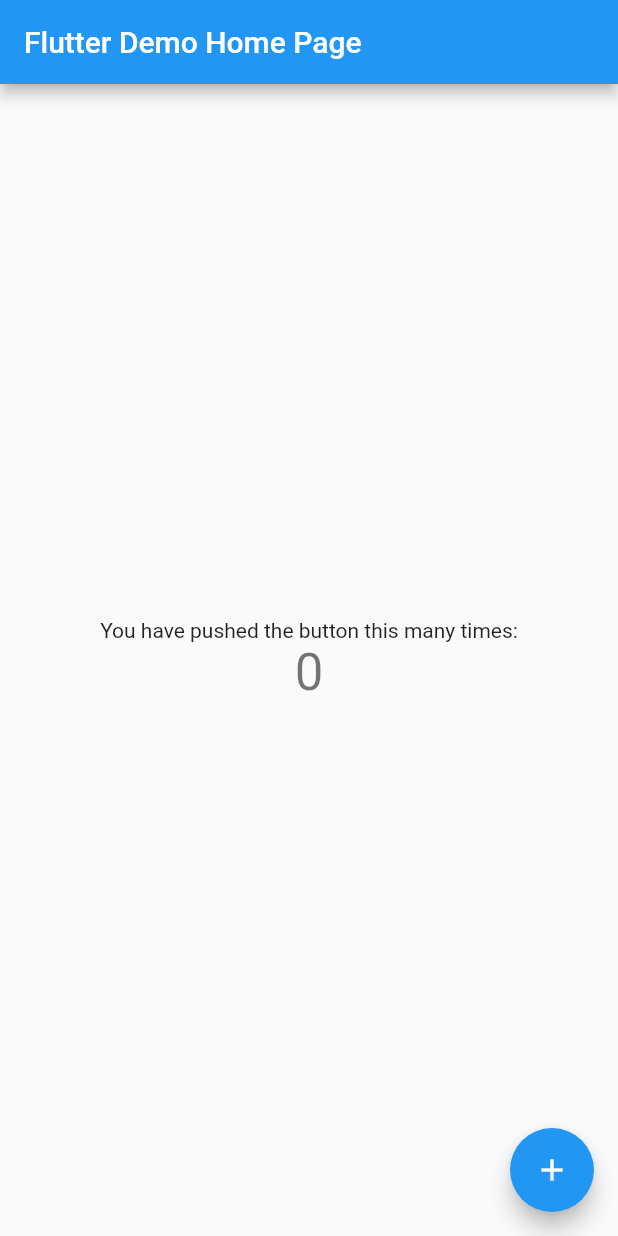
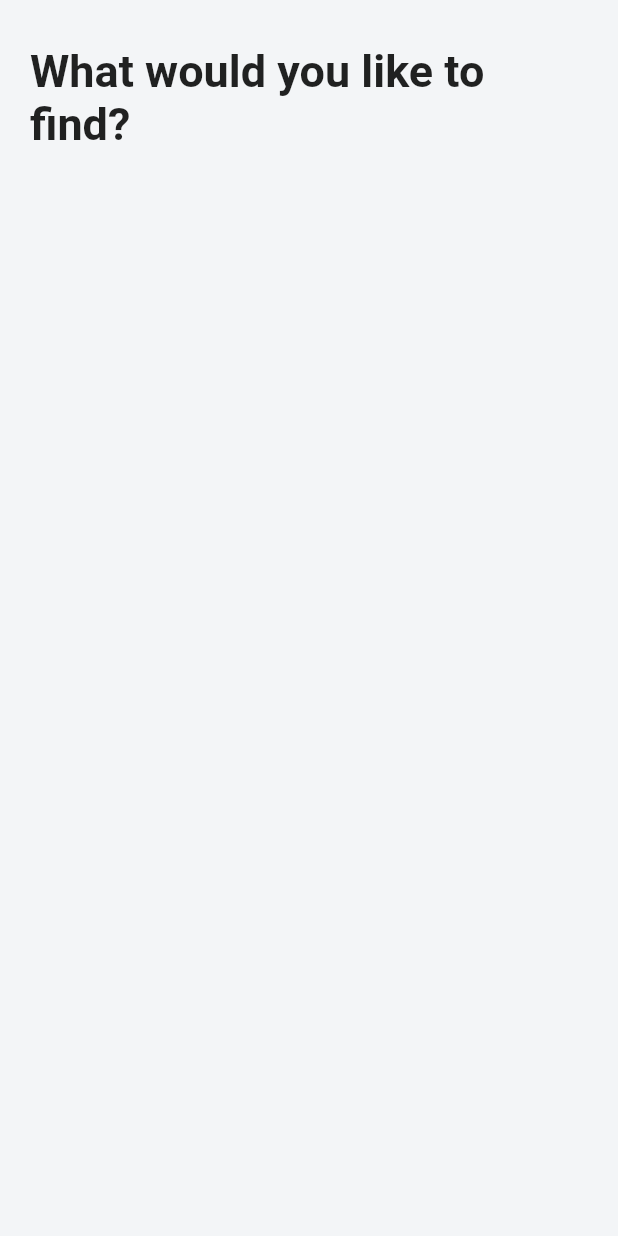
Before and after one commit to paulzay/travelui, a Flutter app: the screen it shows after launch, on a phone screen of 412 x 824 dp. Run offline on Flutter 3.47's test engine with Material 2 defaults, Android fonts, the light colour scheme and no system bars.

Commit message:
build banner text in list widget

```diff
--- a/lib/main.dart
+++ b/lib/main.dart
@@ -1,113 +1,20 @@
 import 'package:flutter/material.dart';
+import './screens/home_screen.dart';
 
-void main() {
-  runApp(MyApp());
-}
+void main() => runApp(Myapp());
 
-class MyApp extends StatelessWidget {
-  // This widget is the root of your application.
+class Myapp extends StatelessWidget {
   @override
   Widget build(BuildContext context) {
     return MaterialApp(
-      title: 'Flutter Demo',
+      title: 'Flutter Travel UI',
+      debugShowCheckedModeBanner: false,
       theme: ThemeData(
-        // This is the theme of your application.
-        //
-        // Try running your application with "flutter run". You'll see the
-        // application has a blue toolbar. Then, without quitting the app, try
-        // changing the primarySwatch below to Colors.green and then invoke
-        // "hot reload" (press "r" in the console where you ran "flutter run",
-        // or simply save your changes to "hot reload" in a Flutter IDE).
-        // Notice that the counter didn't reset back to zero; the application
-        // is not restarted.
-        primarySwatch: Colors.blue,
+        primaryColor: Color(0xFF3EBACE),
+        accentColor: Color(0xFFD8ECF1),
+        scaffoldBackgroundColor: Color(0xFFF3F5F7),
       ),
-      home: MyHomePage(title: 'Flutter Demo Home Page'),
+      home: HomeScreen(),
     );
   }
 }
-
-class MyHomePage extends StatefulWidget {
-  MyHomePage({Key key, this.title}) : super(key: key);
-
-  // This widget is the home page of your application. It is stateful, meaning
-  // that it has a State object (defined below) that contains fields that affect
-  // how it looks.
-
-  // This class is the configuration for the state. It holds the values (in this
-  // case the title) provided by the parent (in this case the App widget) and
-  // used by the build method of the State. Fields in a Widget subclass are
-  // always marked "final".
-
-  final String title;
-
-  @override
-  _MyHomePageState createState() => _MyHomePageState();
-}
-
-class _MyHomePageState extends State<MyHomePage> {
-  int _counter = 0;
-
-  void _incrementCounter() {
-    setState(() {
-      // This call to setState tells the Flutter framework that something has
-      // changed in this State, which causes it to rerun the build method below
-      // so that the display can reflect the updated values. If we changed
-      // _counter without calling setState(), then the build method would not be
-      // called again, and so nothing would appear to happen.
-      _counter++;
-    });
-  }
-
-  @override
-  Widget build(BuildContext context) {
-    // This method is rerun every time setState is called, for instance as done
-    // by the _incrementCounter method above.
-    //
-    // The Flutter framework has been optimized to make rerunning build methods
-    // fast, so that you can just rebuild anything that needs updating rather
-    // than having to individually change instances of widgets.
-    return Scaffold(
-      appBar: AppBar(
-        // Here we take the value from the MyHomePage object that was created by
-        // the App.build method, and use it to set our appbar title.
-        title: Text(widget.title),
-      ),
-      body: Center(
-        // Center is a layout widget. It takes a single child and positions it
-        // in the middle of the parent.
-        child: Column(
-          // Column is also a layout widget. It takes a list of children and
-          // arranges them vertically. By default, it sizes itself to fit its
-          // children horizontally, and tries to be as tall as its parent.
-          //
-          // Invoke "debug painting" (press "p" in the console, choose the
-          // "Toggle Debug Paint" action from the Flutter Inspector in Android
-          // Studio, or the "Toggle Debug Paint" command in Visual Studio Code)
-          // to see the wireframe for each widget.
-          //
-          // Column has various properties to control how it sizes itself and
-          // how it positions its children. Here we use mainAxisAlignment to
-          // center the children vertically; the main axis here is the vertical
-          // axis because Columns are vertical (the cross axis would be
-          // horizontal).
-          mainAxisAlignment: MainAxisAlignment.center,
-          children: <Widget>[
-            Text(
-              'You have pushed the button this many times:',
-            ),
-            Text(
-              '$_counter',
-              style: Theme.of(context).textTheme.headline4,
-            ),
-          ],
-        ),
-      ),
-      floatingActionButton: FloatingActionButton(
-        onPressed: _incrementCounter,
-        tooltip: 'Increment',
-        child: Icon(Icons.add),
-      ), // This trailing comma makes auto-formatting nicer for build methods.
-    );
-  }
-}
--- /dev/null
+++ b/lib/screens/home_screen.dart
@@ -0,0 +1,31 @@
+import 'package:flutter/material.dart';
+
+class HomeScreen extends StatefulWidget {
+  @override
+  _HomeScreenState createState() => _HomeScreenState();
+}
+
+class _HomeScreenState extends State<HomeScreen> {
+  @override
+  Widget build(BuildContext context) {
+    return Scaffold(
+      body: SafeArea(
+        child: ListView(
+          padding: EdgeInsets.symmetric(vertical: 30.0),
+          children: [
+            Padding(
+              padding: const EdgeInsets.only(left: 20.0, right: 20.0),
+              child: Text(
+                "What would you like to find?",
+                style: TextStyle(
+                  fontSize: 30.0,
+                  fontWeight: FontWeight.bold,
+                ),
+              ),
+            )
+          ],
+        ),
+      ),
+    );
+  }
+}
```
